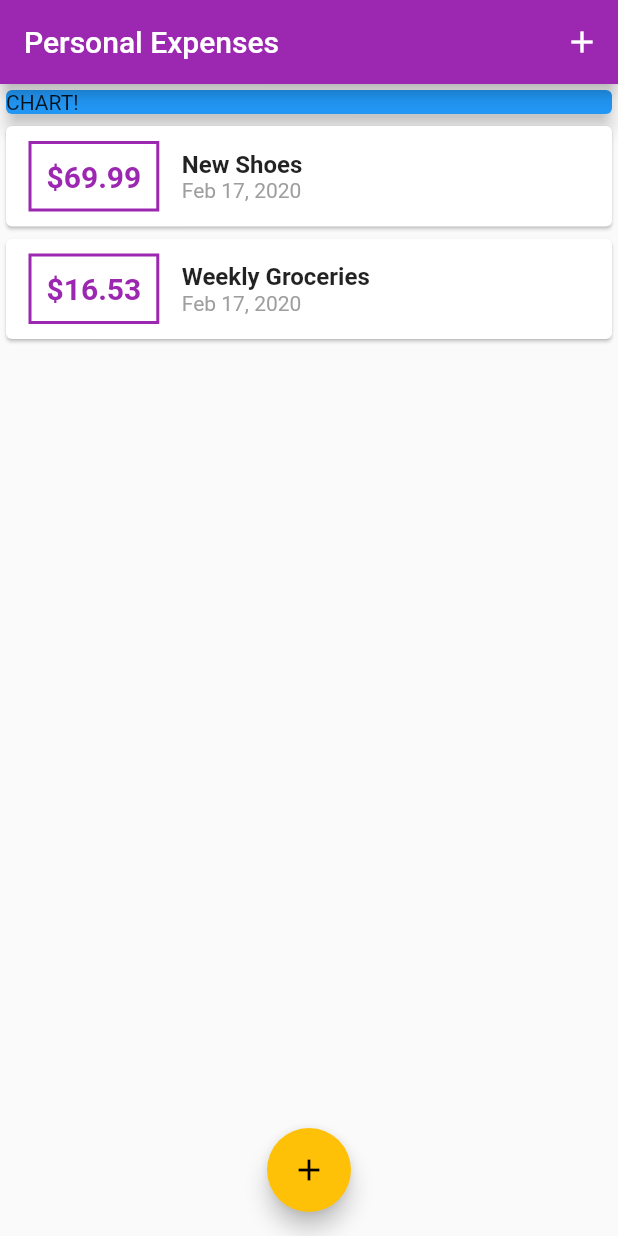
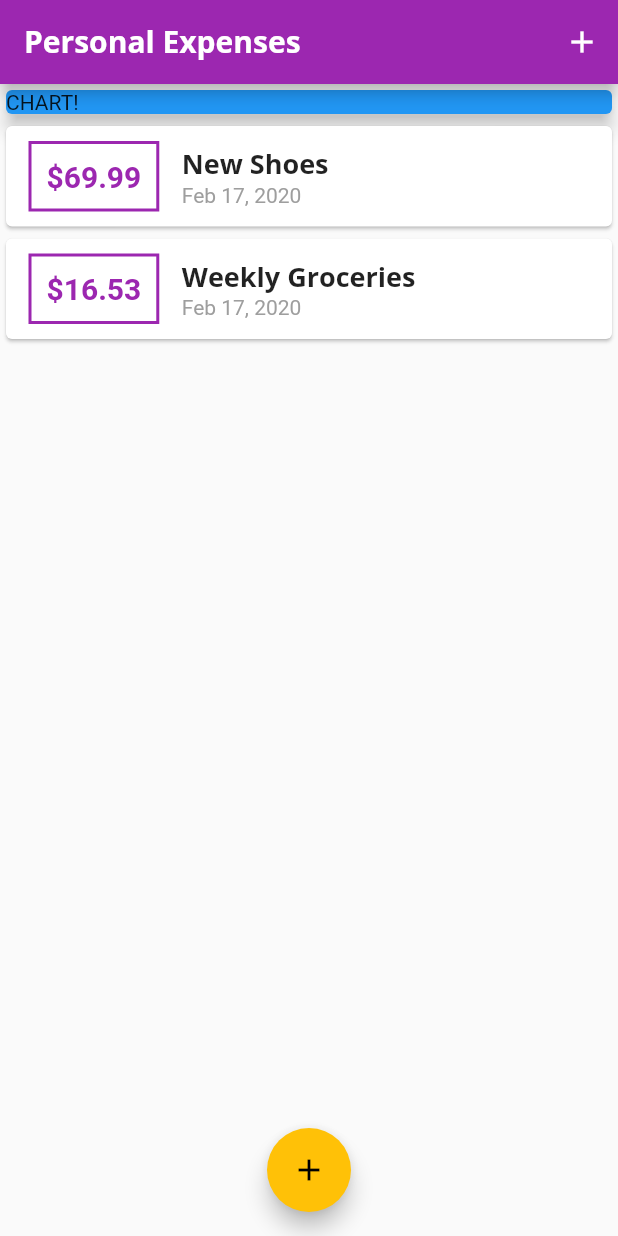
Before and after one commit to fritter/personal_expenses, a Flutter app: the screen it shows after launch, on a phone screen of 412 x 824 dp. Run offline on Flutter 3.47's test engine with Material 2 defaults, Android fonts, the phone set to English and light mode, and no system bars.

Commit message:
Added Text Theme and fonts folder.

```diff
--- a/lib/main.dart
+++ b/lib/main.dart
@@ -14,6 +14,22 @@ class MyApp extends StatelessWidget {
       theme: ThemeData(
         primarySwatch: Colors.purple,
         accentColor: Colors.amber,
+        fontFamily: 'Quicksand',
+        textTheme: ThemeData.light().textTheme.copyWith(
+              title: TextStyle(
+                  fontFamily: 'OpenSans',
+                  fontSize: 18,
+                  fontWeight: FontWeight.bold),
+            ),
+        appBarTheme: AppBarTheme(
+          textTheme: ThemeData.light().textTheme.copyWith(
+                title: TextStyle(
+                  fontFamily: 'OpenSans',
+                  fontSize: 20,
+                  fontWeight: FontWeight.bold,
+                ),
+              ),
+        ),
       ),
       home: MyHomePage(),
     );
--- a/lib/widgets/transaction_list.dart
+++ b/lib/widgets/transaction_list.dart
@@ -40,10 +40,7 @@ class TransactionList extends StatelessWidget {
                   children: <Widget>[
                     Text(
                       transactions[index].title,
-                      style: TextStyle(
-                        fontWeight: FontWeight.bold,
-                        fontSize: 16,
-                      ),
+                      style: Theme.of(context).textTheme.title,
                     ),
                     Text(
                       DateFormat.yMMMd().format(transactions[index].date),
```
Also changed, not shown: pubspec.yaml (+11 -11 lines), assets/fonts/OpenSans-Bold.ttf (added), assets/fonts/OpenSans-Regular.ttf (added), assets/fonts/Quicksand-Bold.ttf (added), assets/fonts/Quicksand-Regular.ttf (added).
